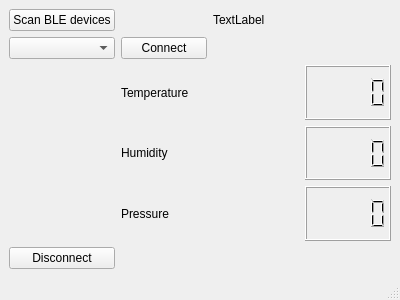
Above: SpringDemo/demoGUI.ui from cesardaniel92/SmartHomeSystem before the change. Below: the same form after it.
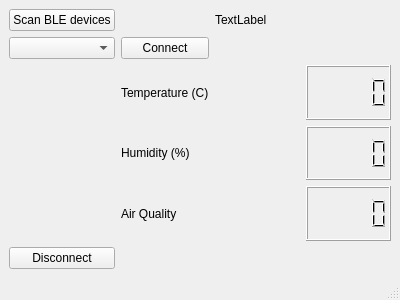
That is the form after the change.

Commit message: Pressure - AirQuality replacement

Diff of the .ui file:
```diff
--- a/SpringDemo/demoGUI.ui
+++ b/SpringDemo/demoGUI.ui
@@ -18,7 +18,7 @@
     <item row="4" column="1">
      <widget class="QLabel" name="pressureLabel">
       <property name="text">
-       <string>Pressure</string>
+       <string>Air Quality</string>
       </property>
      </widget>
     </item>
@@ -48,14 +48,14 @@
     <item row="2" column="1">
      <widget class="QLabel" name="tempLabel">
       <property name="text">
-       <string>Temperature</string>
+       <string>Temperature (C)</string>
       </property>
      </widget>
     </item>
     <item row="3" column="1">
      <widget class="QLabel" name="humidityLabel">
       <property name="text">
-       <string>Humidity</string>
+       <string>Humidity (%)</string>
       </property>
      </widget>
     </item>
```
Left out of the diff: 6 changed lines with no effect on the pictures.
